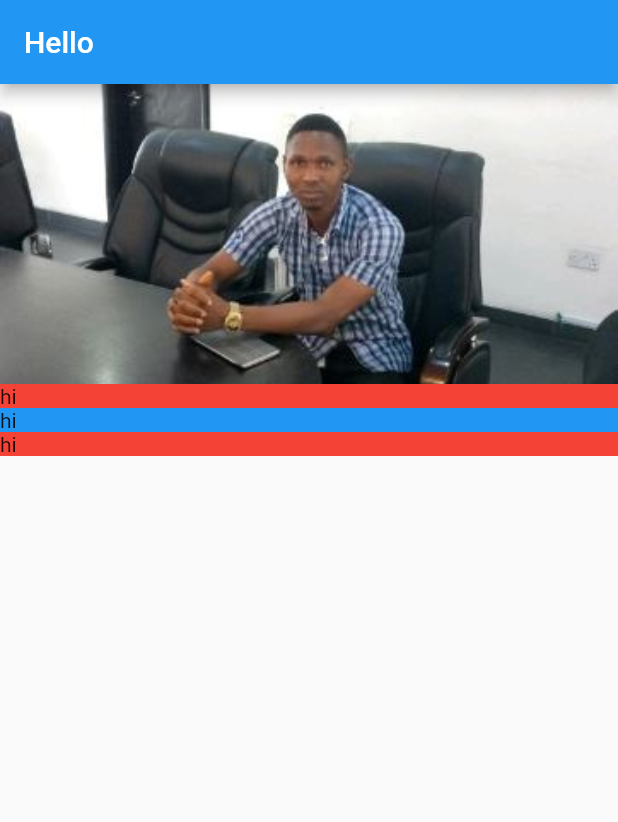
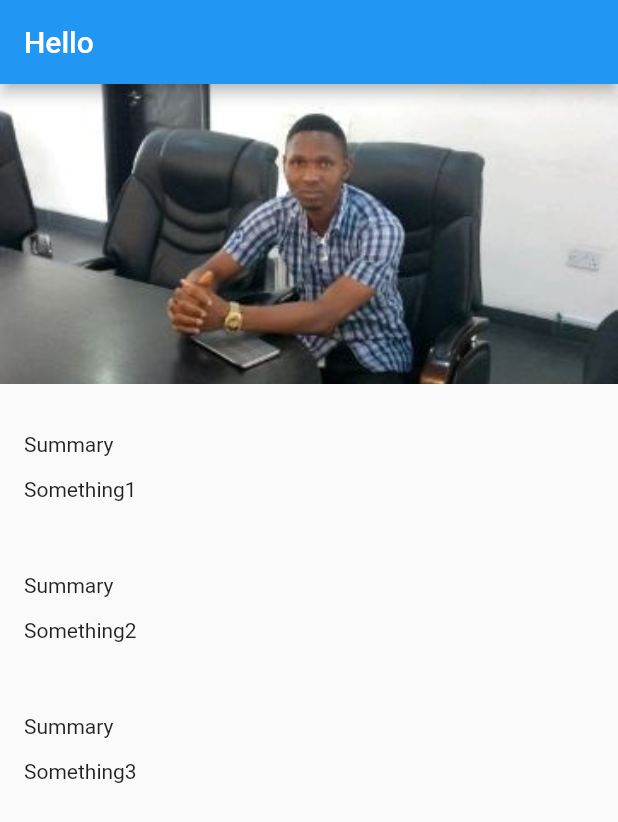
Before and after one commit to ernestkoko/tourism, a Flutter app: the screen it shows after launch, on a phone screen of 412 x 824 dp. Shown: the top 822 px of the screen. Run offline on Flutter 3.47's test engine with Material 2 defaults, Android fonts, the phone set to English and light mode, and no system bars.

Commit message:
Added customized padding to the texts

```diff
--- a/lib/screens/location_details/location_details.dart
+++ b/lib/screens/location_details/location_details.dart
@@ -18,9 +18,9 @@ class LocationDetails extends StatelessWidget {
               CrossAxisAlignment.stretch, // this is horizontally
           children: [
             ImageBanner("assets/images/Ernest.JPG"),
-            TextSection(Colors.red),
-            TextSection(Colors.blue),
-            TextSection(Colors.red),
+            TextSection("Summary", "Something1"),
+            TextSection("Summary", "Something2"),
+            TextSection("Summary", "Something3"),
           ]),
     );
   }
--- a/lib/screens/location_details/text_section.dart
+++ b/lib/screens/location_details/text_section.dart
@@ -1,23 +1,28 @@
 import 'package:flutter/cupertino.dart';
 import 'package:flutter/material.dart';
 
-class TextSection extends StatelessWidget{
-  final Color _color;
+class TextSection extends StatelessWidget {
+  final String _title;
+  final String _body;
+  static const double _hPad = 16.0;
 
   // constructor
-  TextSection(this._color);
+  TextSection(this._title, this._body);
 
   @override
   Widget build(BuildContext context) {
-
-
-    return Container(
-      decoration: BoxDecoration(
-        color: _color ,
-      ),
-      child: Text('hi'),
-    );
+    return Column(
+        mainAxisAlignment: MainAxisAlignment.start,
+        crossAxisAlignment: CrossAxisAlignment.stretch,
+        children: [
+          Container(
+            padding: EdgeInsets.fromLTRB(_hPad, 32.0, _hPad, 4.0),
+            child: Text(_title),
+          ),
+          Container(
+            padding: EdgeInsets.fromLTRB(_hPad, 10.0, _hPad, _hPad),
+            child: Text(_body),
+          ),
+        ]);
   }
-
-
 }
```
